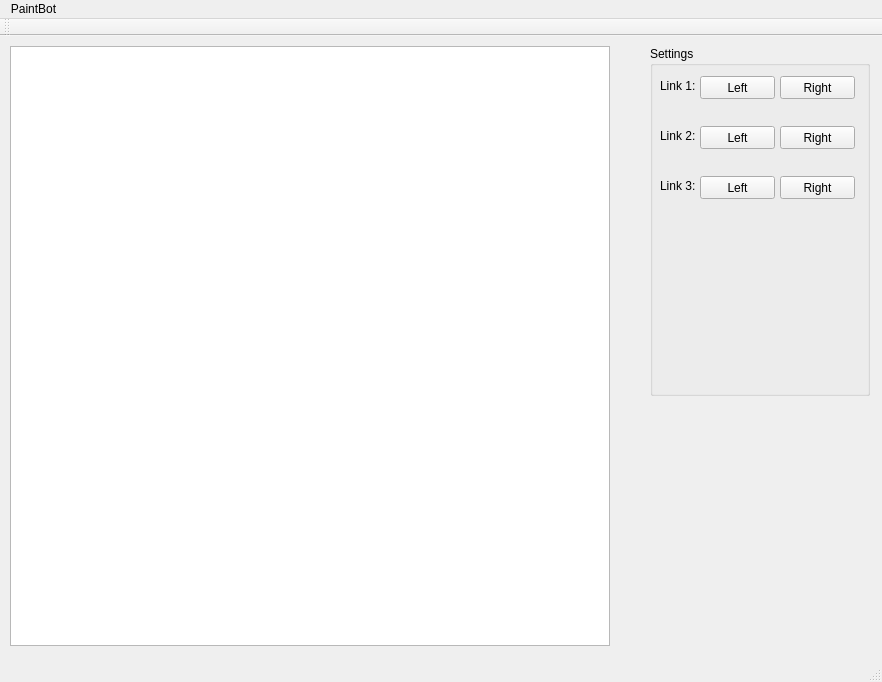
This is QTProject/PaintBot/mainwindow.ui in ecestafe/CSCE452-PaintBot as Qt 5 draws it before an edit. The edited form follows.
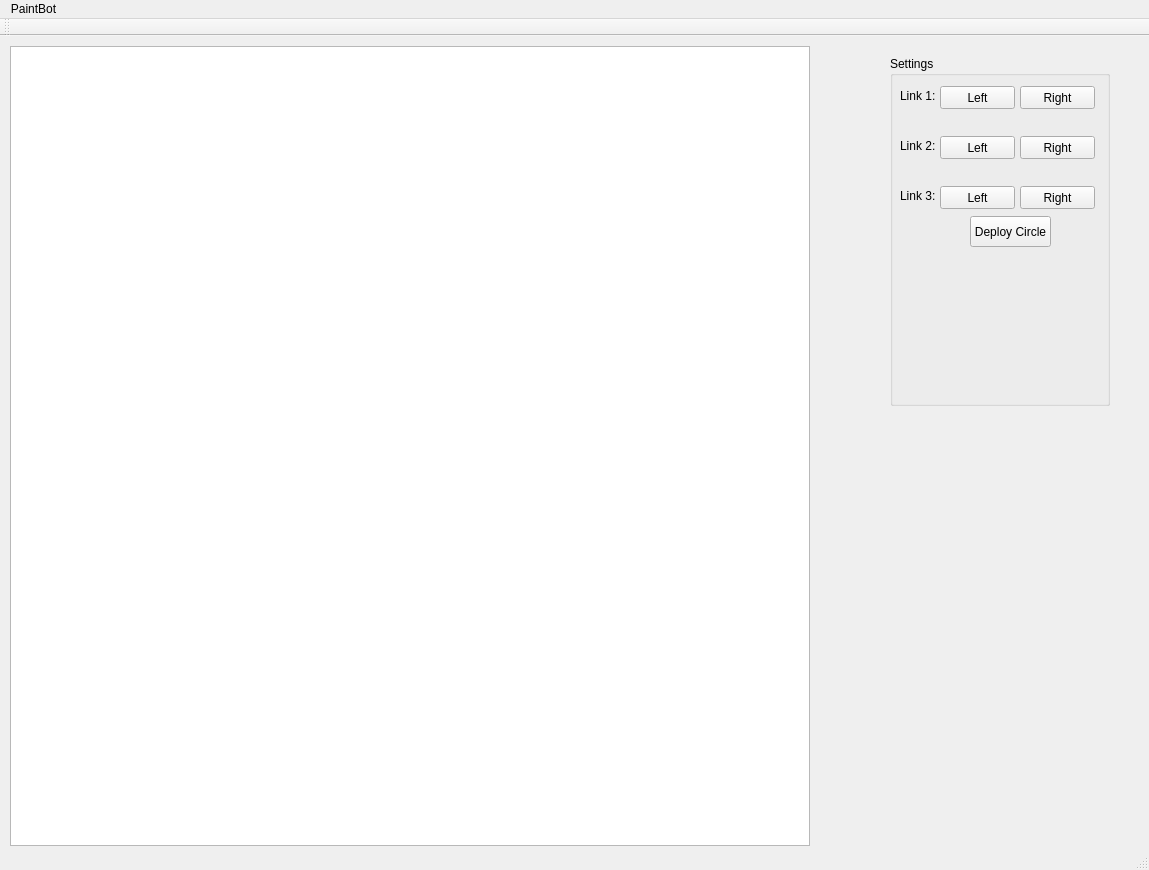
This is the edited form.

Commit message: arm plus window and buttons plus brush

Diff of the .ui file:
```diff
--- a/QTProject/PaintBot/mainwindow.ui
+++ b/QTProject/PaintBot/mainwindow.ui
@@ -6,8 +6,8 @@
    <rect>
     <x>0</x>
     <y>0</y>
-    <width>882</width>
-    <height>682</height>
+    <width>1149</width>
+    <height>870</height>
    </rect>
   </property>
   <property name="windowTitle">
@@ -17,8 +17,8 @@
    <widget class="QGroupBox" name="groupBox">
     <property name="geometry">
      <rect>
-      <x>650</x>
-      <y>10</y>
+      <x>890</x>
+      <y>20</y>
       <width>220</width>
       <height>350</height>
      </rect>
@@ -143,14 +143,30 @@
       <string>Link 3:</string>
      </property>
     </widget>
+    <widget class="QPushButton" name="pushButton_7">
+     <property name="geometry">
+      <rect>
+       <x>80</x>
+       <y>160</y>
+       <width>81</width>
+       <height>31</height>
+      </rect>
+     </property>
+     <property name="text">
+      <string>Deploy Circle</string>
+     </property>
+     <property name="default">
+      <bool>false</bool>
+     </property>
+    </widget>
    </widget>
    <widget class="QGraphicsView" name="graphicsView">
     <property name="geometry">
      <rect>
       <x>10</x>
       <y>10</y>
-      <width>600</width>
-      <height>600</height>
+      <width>800</width>
+      <height>800</height>
      </rect>
     </property>
    </widget>
@@ -160,7 +176,7 @@
     <rect>
      <x>0</x>
      <y>0</y>
-     <width>882</width>
+     <width>1149</width>
      <height>21</height>
     </rect>
    </property>
```
The commit also changes 4 other files.
